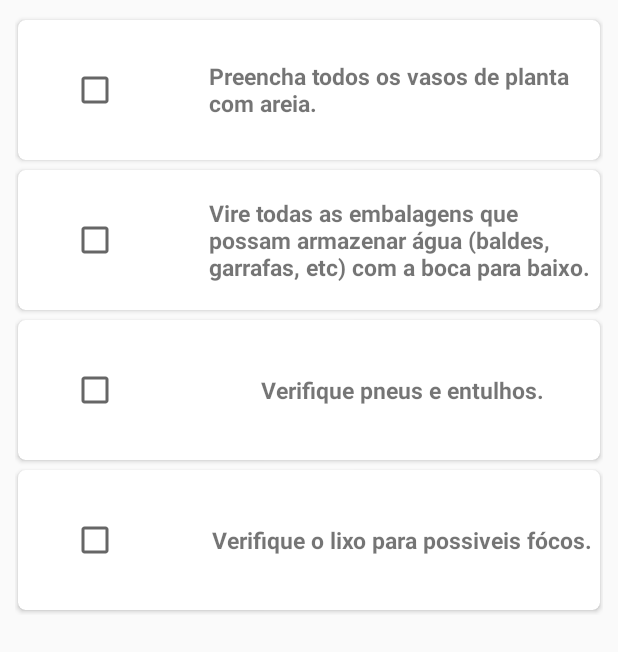
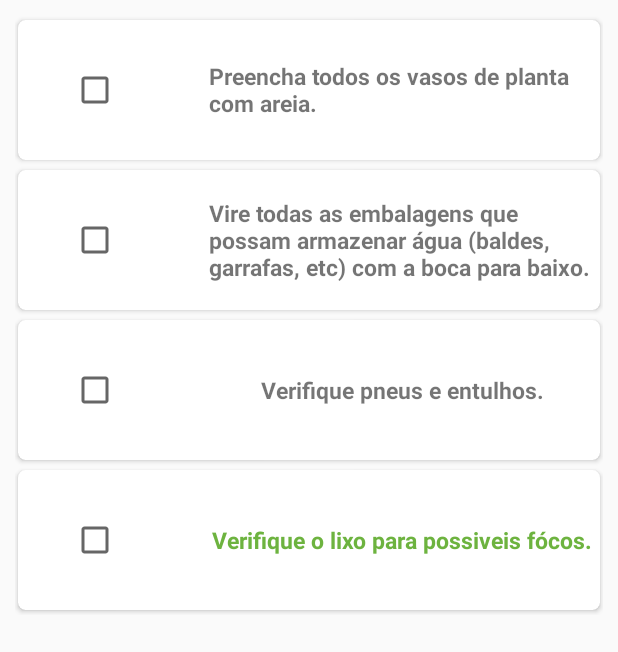
Before and after one commit to marlonmacf/ucd-java-app, an Android app: the fragment TaskFragment shown on its own in the app's theme, on a phone screen of 412 x 824 dp. Shown: the top 652 px of the screen. Run offline under Robolectric (Android 15) with nearby library versions, the phone set to English and light mode, and no system bars.

Commit message:
fixing some bugs - Task Fragment

```diff
--- a/app/src/main/java/ucd/app/views/fragments/TaskFragment.java
+++ b/app/src/main/java/ucd/app/views/fragments/TaskFragment.java
@@ -60,8 +60,8 @@ public class TaskFragment extends Fragment {
                             .setPositiveButton(R.string.dialog_button_sim, new DialogInterface.OnClickListener() {
                                 public void onClick(DialogInterface dialog, int which) {
                                     cdview.setCardBackgroundColor(ContextCompat.getColor(rootView.getContext(), R.color.colorPrimaryDark));
-                                    TextView t = (TextView) cdview.getChildAt(0);
-                                    t.setTextColor(ContextCompat.getColor(rootView.getContext(), R.color.colorPrimary));
+                                    TextView text = (TextView) cdview.getChildAt(0);
+                                    text.setTextColor(R.color.colorPrimary);
                                     ck.setChecked(true);
                                 }
                             })
--- a/app/src/main/res/layout/fragment_task.xml
+++ b/app/src/main/res/layout/fragment_task.xml
@@ -26,7 +26,8 @@
             <CheckBox
                 android:layout_width="wrap_content"
                 android:layout_height="wrap_content"
-                android:layout_gravity="center_vertical" />
+                android:layout_gravity="center_vertical"
+                android:clickable="false"/>
 
             <TextView
                 android:id="@+id/txt_view1"
@@ -58,7 +59,8 @@
             <CheckBox
                 android:layout_width="wrap_content"
                 android:layout_height="wrap_content"
-                android:layout_gravity="center_vertical" />
+                android:layout_gravity="center_vertical"
+                android:clickable="false"/>
 
             <TextView
                 android:id="@+id/txt_view2"
@@ -90,7 +92,8 @@
             <CheckBox
                 android:layout_width="wrap_content"
                 android:layout_height="wrap_content"
-                android:layout_gravity="center_vertical" />
+                android:layout_gravity="center_vertical"
+                android:clickable="false"/>
 
             <TextView
                 android:id="@+id/txt_view3"
@@ -122,7 +125,8 @@
             <CheckBox
                 android:layout_width="wrap_content"
                 android:layout_height="wrap_content"
-                android:layout_gravity="center_vertical" />
+                android:layout_gravity="center_vertical"
+                android:clickable="false"/>
 
             <TextView
                 android:id="@+id/txt_view4"
@@ -135,7 +139,8 @@
                 android:paddingTop="10dp"
                 android:text="@string/task_card_4"
                 android:textSize="15dp"
-                android:textStyle="bold" />
+                android:textStyle="bold"
+                android:textColor="@color/colorPrimary"/>
 
 
         </android.support.v7.widget.CardView>
```
